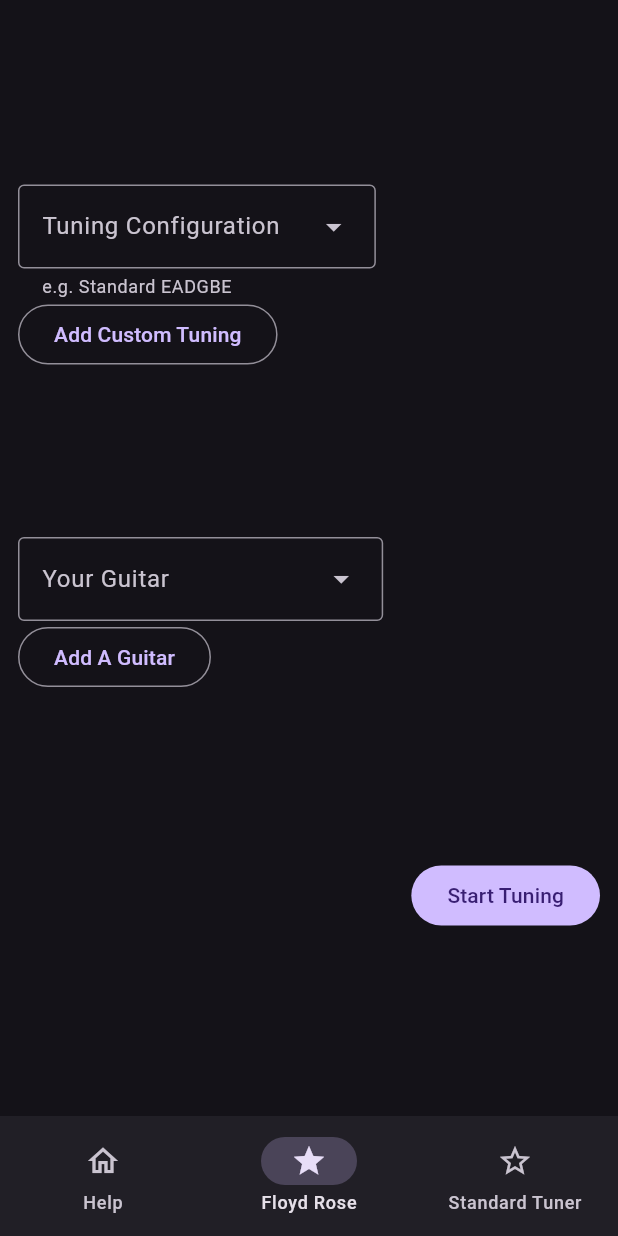
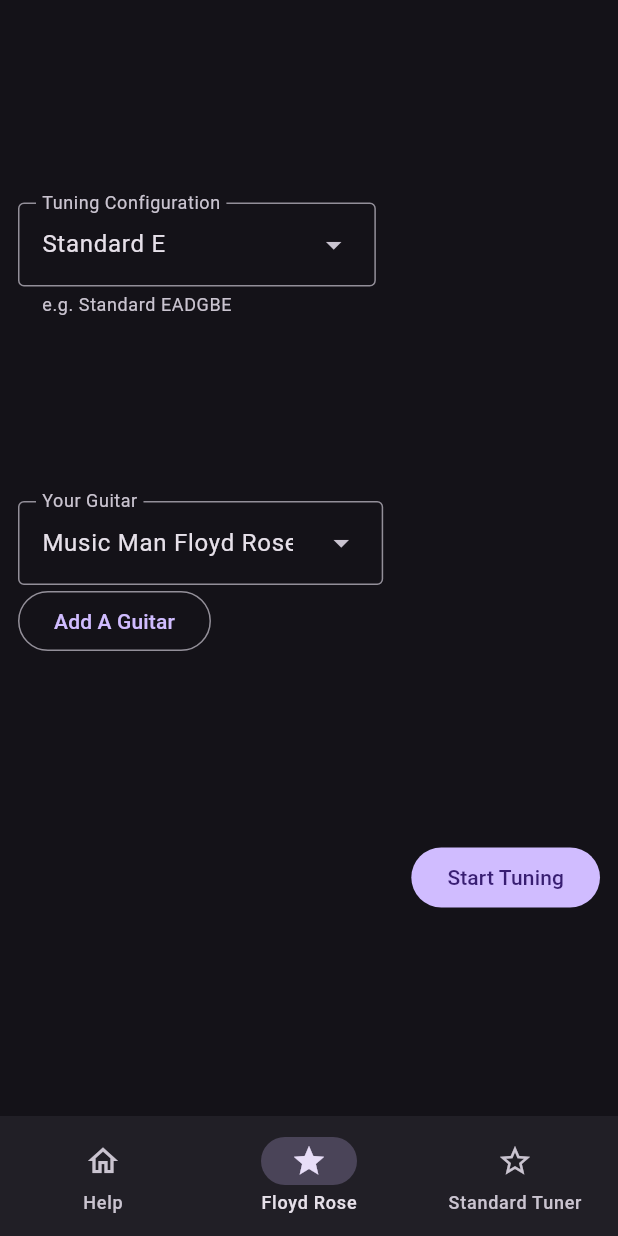
Before and after one commit to Raphael2b3/floyd_rose_tuner, a Flutter app: the screen it shows after launch, item 2 of the bottom bar chosen, on a phone screen of 412 x 824 dp. Run offline on Flutter 3.47's test engine with Material 3 defaults, Android fonts, the phone set to English and light mode, and no system bars; our stand-ins replace flutter_riverpod, shared_preferences; missing offline and left inert: dart:ffi, pitch_detector_dart, record; generated files the repository leaves out were written again.

Commit message:
feat: implement guitar behaviour matrix and tuning configuration selectors; refactor related components

```diff
--- a/lib/components/config_selector.dart
+++ /dev/null
@@ -1,69 +0,0 @@
-import 'package:floyd_rose_tuner/provider/guitar_configuration_provider.dart';
-import 'package:floyd_rose_tuner/provider/tuning_configuration_provider.dart';
-import 'package:floyd_rose_tuner/random_stream.dart';
-import 'package:flutter/material.dart';
-
-class ConfigSelector extends StatefulWidget {
-  ConfigSelector({super.key, this.goal = 0.5});
-  double goal;
-  @override
-  State<ConfigSelector> createState() => ConfigSelectorState();
-}
-
-class ConfigSelectorState extends State<ConfigSelector> {
-  @override
-  Widget build(BuildContext context) {
-    return Column(
-      mainAxisAlignment: MainAxisAlignment.spaceEvenly,
-      crossAxisAlignment: CrossAxisAlignment.start,
-      children: [
-        Column(
-          crossAxisAlignment: CrossAxisAlignment.start,
-
-          children: [
-            DropdownMenu(
-                label: Text("Tuning Configuration"),
-                helperText: "e.g. Standard EADGBE",
-                dropdownMenuEntries: defaultTuningConfigurations
-                    .map((e) => DropdownMenuEntry(value: e.name, label: e.name))
-                    .toList(),
-                onSelected: (String? value) {
-                  print(value);
-                }),
-            OutlinedButton(
-              onPressed: () {},
-              child: Text("Add Custom Tuning"),
-            ),
-          ],
-        ),
-        Column(
-          crossAxisAlignment: CrossAxisAlignment.start,
-
-          children: [
-            DropdownMenu(
-                label: Text("Your Guitar"),
-                dropdownMenuEntries: defaultGuitarConfigurations
-                    .map((e) => DropdownMenuEntry(value: e.name, label: e.name))
-                    .toList(),
-                onSelected: (String? value) {
-                  print(value);
-                }),
-            OutlinedButton(
-              onPressed: () {},
-              child: Text("Add A Guitar"),
-            ),
-          ],
-        ),
-        Row(
-          mainAxisAlignment: MainAxisAlignment.end,
-          children: [
-            FilledButton(
-              onPressed: () {},
-              child: Text("Start Tuning"),
-            ),
-          ],
-        ),
-      ],
-    );
-  }
-}
--- /dev/null
+++ b/lib/components/guitar_behaviour_matrix_selector.dart
@@ -0,0 +1,36 @@
+import 'package:floyd_rose_tuner/provider/guitar_behaviour_matrix_provider.dart';
+import 'package:floyd_rose_tuner/provider/tuning_configuration_provider.dart';
+import 'package:floyd_rose_tuner/random_stream.dart';
+import 'package:flutter/material.dart';
+
+class GuitarBehaviourMatrixSelector extends StatefulWidget {
+  GuitarBehaviourMatrixSelector({super.key, this.goal = 0.5});
+  double goal;
+  @override
+  State<GuitarBehaviourMatrixSelector> createState() => GuitarBehaviourMatrixSelectorState();
+}
+
+class GuitarBehaviourMatrixSelectorState extends State<GuitarBehaviourMatrixSelector> {
+  @override
+  Widget build(BuildContext context) {
+    return
+        Column(
+          crossAxisAlignment: CrossAxisAlignment.start,
+          children: [
+            DropdownMenu(
+                label: Text("Your Guitar"),
+                initialSelection:  selectedGuitarBehaviourMatrix?.guitarName,
+                dropdownMenuEntries: defaultGuitarBehaviourMatrices
+                    .map((e) => DropdownMenuEntry(value: e.guitarName, label: e.guitarName))
+                    .toList(),
+                onSelected: (String? value) {
+                  print(value);
+                }),
+            OutlinedButton(
+              onPressed: () {},
+              child: Text("Add A Guitar"),
+            ),
+          ],
+        );
+  }
+}
--- a/lib/components/tuner_slider.dart
+++ b/lib/components/tuner_slider.dart
@@ -19,10 +19,9 @@
         if (!snapshot.hasData) return const Text("No Data");
         return Column(
         children: [
-          //Text((snapshot.data!)),
+          Text((snapshot.data!.toString())),
           Slider(
               label: "1",
-              year2023: false,
               value: snapshot.data!,
               onChanged: (d) {
                 print(d);
--- /dev/null
+++ b/lib/components/tuning_configuration_selector.dart
@@ -0,0 +1,36 @@
+import 'package:floyd_rose_tuner/provider/guitar_behaviour_matrix_provider.dart';
+import 'package:floyd_rose_tuner/provider/tuning_configuration_provider.dart';
+import 'package:floyd_rose_tuner/random_stream.dart';
+import 'package:flutter/material.dart';
+
+class TuningConfigurationSelector extends StatefulWidget {
+  TuningConfigurationSelector({super.key, this.goal = 0.5});
+  double goal;
+  @override
+  State<TuningConfigurationSelector> createState() => TuningConfigurationSelectorState();
+}
+
+class TuningConfigurationSelectorState extends State<TuningConfigurationSelector> {
+  @override
+  Widget build(BuildContext context) {
+    return Column(
+          crossAxisAlignment: CrossAxisAlignment.start,
+          children: [
+            DropdownMenu(
+                label: Text("Tuning Configuration"),
+                helperText: "e.g. Standard EADGBE",
+                initialSelection: selectedTuningConfiguration?.name,
+                dropdownMenuEntries: defaultTuningConfigurations
+                    .map((e) => DropdownMenuEntry(value: e.name, label: e.name))
+                    .toList(),
+                onSelected: (String? value) {
+                  print(value);
+                }),
+            /*OutlinedButton(
+              onPressed: () {},
+              child: Text("Add Custom Tuning"),
+            ),*/
+          ],
+        );
+  }
+}
--- a/lib/floyd_rose_tuner.dart
+++ b/lib/floyd_rose_tuner.dart
@@ -12,6 +12,7 @@
       theme: ThemeData(
         brightness: Brightness.light,
         useMaterial3: true,
+        sliderTheme: SliderThemeData(year2023:false)
       ),
       darkTheme: ThemeData(
         brightness: Brightness.dark,
--- a/lib/pages/floyd_rose_tuner_page.dart
+++ b/lib/pages/floyd_rose_tuner_page.dart
@@ -1,23 +1,35 @@
 
-import 'package:floyd_rose_tuner/components/config_selector.dart';
-import 'package:floyd_rose_tuner/components/tuner_slider.dart';
-import 'package:floyd_rose_tuner/floyd_rose_tuner.dart';
-import 'package:floyd_rose_tuner/floyd_rose_tuner.dart';
+import 'package:floyd_rose_tuner/components/guitar_behaviour_matrix_selector.dart';
+import 'package:floyd_rose_tuner/components/tuning_configuration_selector.dart';
 import 'package:flutter/material.dart';
-//import 'package:url_launcher/url_launcher_string.dart';
 
 class FloydRoseTunerPage extends StatelessWidget {
   const FloydRoseTunerPage({super.key});
 
   @override
   Widget build(BuildContext context) {
-    var textTheme = Theme.of(context).textTheme;
 
     return SizedBox.expand(
       child :Center(
         child: Padding(
           padding: const EdgeInsets.all(12.0),
-          child: ConfigSelector(),
+          child: Column(
+            mainAxisAlignment: MainAxisAlignment.spaceEvenly,
+            crossAxisAlignment: CrossAxisAlignment.start,
+            children: [
+              TuningConfigurationSelector(),
+              GuitarBehaviourMatrixSelector(),
+              Row(
+                mainAxisAlignment: MainAxisAlignment.end,
+                children: [
+                  FilledButton(
+                    onPressed: () {},
+                    child: Text("Start Tuning"),
+                  ),
+                ],
+              ),
+            ],
+          ),
         )
       ),
     );
--- a/lib/logic/tuningSystem.dart
+++ b/lib/provider/audio_stream_provider.dart
@@ -1,14 +1,11 @@
 import 'package:flutter_riverpod/flutter_riverpod.dart';
 import 'package:pitch_detector_dart/pitch_detector.dart';
-import 'package:riverpod_annotation/riverpod_annotation.dart';
 import 'package:record/record.dart';
 import 'dart:async';
 import 'dart:typed_data';
 
 
 typedef Result = int; //Uint8List;
-@riverpod
-Stream<Result> streamExample(Ref ref) async* {}
 
 final name = StreamNotifierProvider<AudioPitch, Result>(
     AudioPitch.new); //.someModifier<AudioPitch, Result>(AudioPitch.new);
@@ -39,8 +36,7 @@
       var stream = await recorder
           .startStream(recordConfig);
       await for (Uint8List sample in stream) {
-        final result = pitchDetectorDart.getPitchFromIntBuffer(sample);
-
+        final result = await  pitchDetectorDart.getPitchFromIntBuffer(sample);
         yield sample.length;
       }
     }
--- /dev/null
+++ b/lib/provider/guitar_behaviour_matrix_provider.dart
@@ -0,0 +1,11 @@
+
+import 'package:floyd_rose_tuner/types/guitar_behaviour_matrix.dart';
+
+List<GuitarBehaviourMatrix> defaultGuitarBehaviourMatrices = [
+  GuitarBehaviourMatrix(
+      guitarName: 'Music Man Floyd Rose', matrix: [[1,0,0,0,0,0],[0,1,0,0,0,0],[0,0,1,0,0,0],[0,0,0,1,0,0],[0,0,0,0,1,0],[0,0,0,0,0,1]]),
+  GuitarBehaviourMatrix(
+      guitarName: 'Robs Guitar', matrix: [[1,0,0,0,0,0],[0,1,0,0,0,0],[0,0,1,0,0,0],[0,0,0,1,0,0],[0,0,0,0,1,0],[0,0,0,0,0,1]]),
+];
+
+GuitarBehaviourMatrix? selectedGuitarBehaviourMatrix = defaultGuitarBehaviourMatrices[0];
--- a/lib/provider/guitar_configuration_provider.dart
+++ /dev/null
@@ -1,8 +0,0 @@
-import 'package:floyd_rose_tuner/types/guitar_configuration.dart';
-
-List<GuitarConfiguration> defaultGuitarConfigurations = [
-  GuitarConfiguration(
-      name: 'Music Man Floyd Rose', coefficients: [[1,0,0,0,0,0],[0,1,0,0,0,0],[0,0,1,0,0,0],[0,0,0,1,0,0],[0,0,0,0,1,0],[0,0,0,0,0,1]]),
-  GuitarConfiguration(
-      name: 'Robs Guitar', coefficients: [[1,0,0,0,0,0],[0,1,0,0,0,0],[0,0,1,0,0,0],[0,0,0,1,0,0],[0,0,0,0,1,0],[0,0,0,0,0,1]]),
-];
--- /dev/null
+++ b/lib/provider/guitar_state_provider.dart
@@ -0,0 +1,4 @@
+
+import 'package:floyd_rose_tuner/types/guitar_state.dart';
+
+GuitarState defaultGuitarState = [];
--- a/lib/provider/tuning_configuration_provider.dart
+++ b/lib/provider/tuning_configuration_provider.dart
@@ -19,3 +19,6 @@
   TuningConfiguration(
       name: 'Drop B', goalNotes: ["B1", "Gb2", "B2", "E3", "Ab3", "Db4"]),
 ];
+
+TuningConfiguration? selectedTuningConfiguration =
+    defaultTuningConfigurations[0];
--- a/lib/provider/userSettingsProvider.dart
+++ b/lib/provider/userSettingsProvider.dart
@@ -1,5 +1,5 @@
 import 'dart:convert'; // For JSON encoding and decoding
-import 'package:floyd_rose_tuner/logic/models.dart';
+import 'package:floyd_rose_tuner/types/models.dart';
 import 'package:flutter_riverpod/flutter_riverpod.dart';
 import 'package:shared_preferences/shared_preferences.dart';
 
--- /dev/null
+++ b/lib/types/guitar_state.dart
@@ -0,0 +1,6 @@
+import 'dart:ffi';
+
+import 'package:json_annotation/json_annotation.dart';
+
+
+typedef GuitarState  = List<num>;
```
Also changed, not shown: lib/provider/frequency_stream_provider.dart (added, +45 -0 lines), lib/types/guitar_behaviour_matrix.dart (added, +20 -0 lines), lib/types/guitar_configuration.dart (deleted, +0 -20 lines), lib/types/models.dart (renamed from lib/logic/models.dart).
